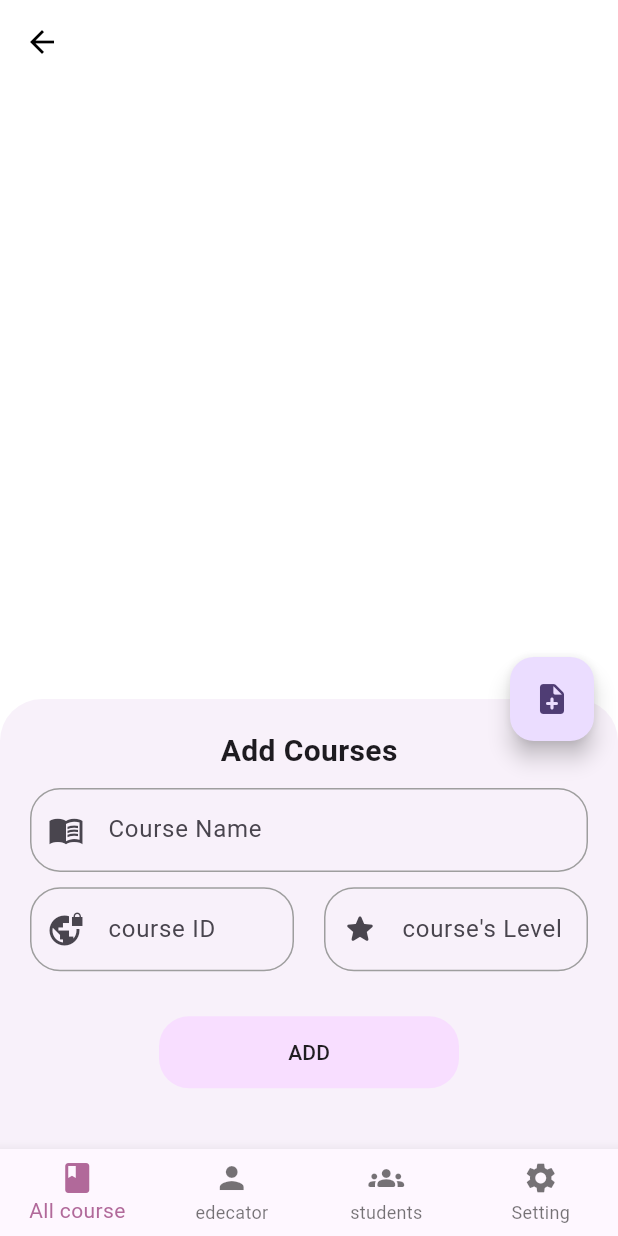
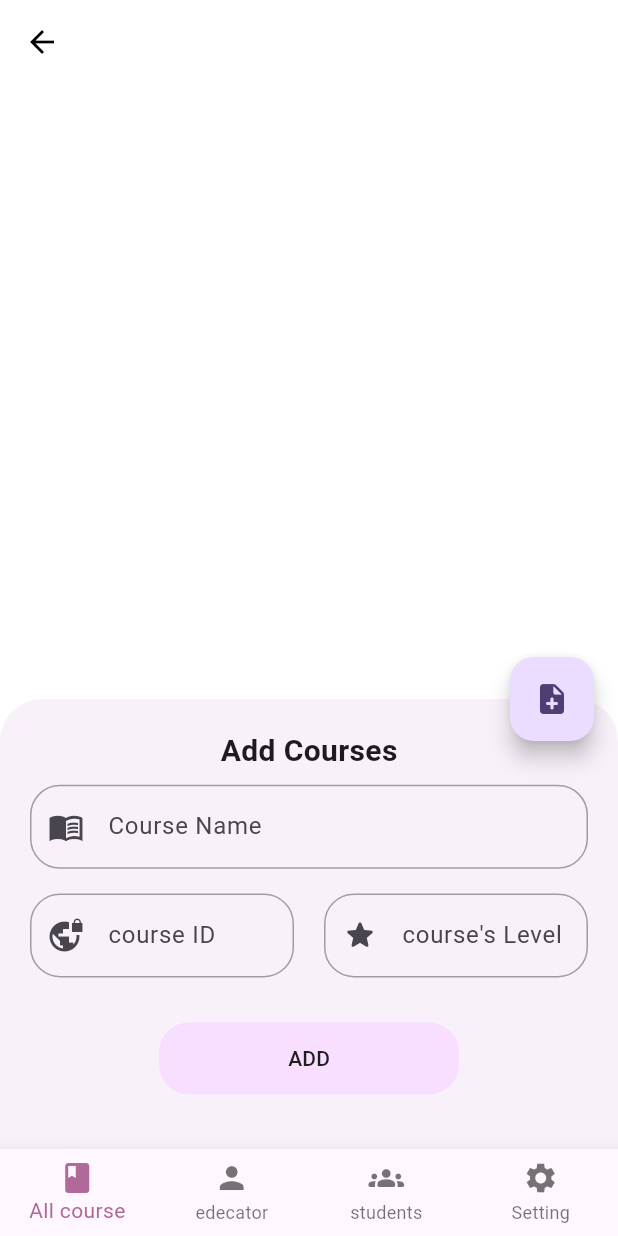
Before and after one commit to AyaSayed3/sa7a7, a Flutter app: the screen it shows after launch, after a tap on the "note add" icon, on a phone screen of 412 x 824 dp. Run offline on Flutter 3.47's test engine with Material 3 defaults, Android fonts, the light colour scheme and no system bars; our stand-ins replace awesome_dialog, cloud_firestore, firebase_auth, firebase_core, flutter_svg, sqflite; accounts and stored records are empty.

Commit message:
the final version without cubit

```diff
--- a/lib/layout/admin_layout.dart
+++ b/lib/layout/admin_layout.dart
@@ -1,8 +1,7 @@
 import 'package:flutter/material.dart';
-import 'package:flutter_bloc/flutter_bloc.dart';
 import 'package:sa7a7/layout/amdin_layout/cubit/cubit.dart';
-import 'package:sa7a7/layout/amdin_layout/cubit/states.dart';
 import 'package:sa7a7/models/shared/componantes/back_ground2.dart';
+import 'package:sa7a7/models/shared/componantes/companantes.dart';
 import 'package:sqflite/sqflite.dart';
 
 class AdminHomePage extends StatefulWidget {
@@ -13,7 +12,7 @@
 }
 
 class _AdminHomePageState extends State<AdminHomePage> {
-  bool isButtomSheetShown = false;
+
   late Database database;
 
   @override
@@ -24,26 +23,33 @@
 
   @override
   Widget build(BuildContext context1) {
-    var cubit = AdminCubit.get(context);
+    var scaffoldKey = GlobalKey<ScaffoldState>();
+   // var cubit = Adminget(context);
 
-    return BlocConsumer<AdminCubit, AdminStates>(
-      builder: (BuildContext context, state) {
+
+
         return Background(
           child: Scaffold(
             appBar: AppBar(),
-            key: cubit.scaffoldKey,
+           key: scaffoldKey,
             bottomNavigationBar: BottomNavigationBar(
-              currentIndex: cubit.currentIndex,
+              currentIndex: currentIndex,
               onTap: (index) {
-                cubit.changeBottomNaveBar(index);
+                changeBottomNaveBar(index);
+                setState(() {
+
+                });
               },
-              items: cubit.bottomItems,
+              items: bottomItems,
             ),
-            body: cubit.screens[cubit.currentIndex],
-            floatingActionButton: Visibility(
-              visible: cubit.isVisable(cubit.currentIndex),
+             floatingActionButton: Visibility(
+              visible: isVisable(currentIndex),
               child: FloatingActionButton(
                   onPressed: () {
+
+
+
+
                     if (isButtomSheetShown) {
 
                          Navigator.pop(context);
@@ -53,34 +59,47 @@
 
                           });
                     } else {
-                      cubit.scaffoldKey.currentState!
-                          .showBottomSheet((context) {
-                        if (cubit.currentIndex == 0) {
-                          return cubit.ActionButtonCourse(context);
-                        } else if (cubit.currentIndex == 1) {
+                      scaffoldKey.currentState!.showBottomSheet((context) {
+    //                      showModalBottomSheet(
+    //   backgroundColor: Colors.white,
+    //   shape: const RoundedRectangleBorder(
+    //       borderRadius: BorderRadius.vertical(top: Radius.circular(30))),
+    //   context: context,
+    //   builder: (context) {
+
+    //   },
+    // );
+                        if (currentIndex == 0) {
+                          return ActionButtonCourse(context);
+                        } else if (currentIndex == 1) {
                           return Container(
                             height: 100,
                             color: Colors.grey,
                           );
                         }
-                        if (cubit.currentIndex == 2) {
+                        if (currentIndex == 2) {
                           return Container(
                             height: 100,
                             color: Colors.pink,
                           );
                         }
-                        return cubit.screens[3];
+                        return screens[3];
                       });
-                      isButtomSheetShown = true;
+                     isButtomSheetShown = true;
                     }
                   },
-                  child: cubit.icons[cubit.currentIndex]),
+                  child: icons[currentIndex]),
             ),
+
+
+
+            body: screens[currentIndex],
+
+
           ),
         );
-      },
-      listener: (BuildContext context, state) {},
-    );
+
+
   }
 
 
--- a/lib/layout/amdin_layout/cubit/cubit.dart
+++ b/lib/layout/amdin_layout/cubit/cubit.dart
@@ -1,20 +1,22 @@
 import 'package:flutter/material.dart';
-import 'package:flutter_bloc/flutter_bloc.dart';
-import 'package:sa7a7/layout/amdin_layout/cubit/states.dart';
+// import 'package:flutter_bloc/flutter_bloc.dart';
+// import 'package:sa7a7/layout/amdin_layout/cubit/states.dart';
 import 'package:sa7a7/models/add_edecatour/add_edecator.dart';
 import 'package:sa7a7/models/add_students/add_students.dart';
 import 'package:sa7a7/models/all_cources_page/action_logic_od_bottom_navi.dart';
 import 'package:sa7a7/models/all_cources_page/all_courses.dart';
 import 'package:sa7a7/models/setting_page/setting.dart';
 
-class AdminCubit extends Cubit<AdminStates> {
-  AdminCubit() : super(AdminInitialState());
+// class AdminCubit extends Cubit<AdminStates> {
+//   AdminCubit() : super(AdminInitialState());
 
-  static AdminCubit get(context) => BlocProvider.of(context);
+//   static AdminCubit get(context) => BlocProvider.of(context);
 
   int currentIndex = 0;
-  var scaffoldKey = GlobalKey<ScaffoldState>();
-      var nameController = TextEditingController();
+
+    // var scaffoldKey = GlobalKey<ScaffoldState>();
+
+    var nameController = TextEditingController();
     var idController = TextEditingController();
     var levelController = TextEditingController();
 
@@ -31,7 +33,7 @@
   ];
 
   List<Widget> screens = [
-    const AllCoursesPage(),
+    const AllCoursesScreen(),
     const AddEdecatorPage(),
     const AddStudentsPage(),
     const AdminSettingPage(),
@@ -47,12 +49,12 @@
   Widget ActionButtonCourse(BuildContext context) {
 
 
-    return LogicOfBottomNavigationAction(nameController: nameController, idController: idController, levelController: levelController);
+    return LogicOfBottomNavigationAction();
   }
 
   void changeBottomNaveBar(int index) {
     currentIndex = index;
-    emit(AdminBottomNafState());
+    // emit(AdminBottomNafState());
   }
 
   bool isVisable(int index) {
@@ -65,4 +67,4 @@
 
 
 
-}
+// }
--- a/lib/layout/amdin_layout/cubit/states.dart
+++ b/lib/layout/amdin_layout/cubit/states.dart
@@ -1,6 +1,6 @@
 abstract class AdminStates{}
 
-class AdminInitialState extends AdminStates{}
+// class AdminInitialState extends AdminStates{}
 
-class AdminBottomNafState extends AdminStates{}
-class AddCouresState extends AdminStates{}
+// class AdminBottomNafState extends AdminStates{}
+// class AddCouresState extends AdminStates{}
--- a/lib/main.dart
+++ b/lib/main.dart
@@ -2,9 +2,7 @@
 import 'package:firebase_core/firebase_core.dart';
 import 'package:flutter/material.dart';
 import 'package:flutter/services.dart';
-import 'package:flutter_bloc/flutter_bloc.dart';
 import 'package:sa7a7/layout/admin_layout.dart';
-import 'package:sa7a7/layout/amdin_layout/cubit/cubit.dart';
 
 import 'firebase_options.dart';
 
@@ -41,9 +39,7 @@
 
   @override
   Widget build(BuildContext context) {
-    return BlocProvider(
-      create: (context) => AdminCubit(),
-      child: MaterialApp(
+    return MaterialApp(
       debugShowCheckedModeBanner: false,
       theme: ThemeData(
         colorScheme: ColorScheme.fromSeed(seedColor: Colors.deepPurple),
@@ -68,7 +64,6 @@
       ),
       /*home: HomeScreen(),*/
       home: const AdminHomePage(),
-      ),
     );
   }
 }
--- a/lib/models/all_cources_page/action_logic_od_bottom_navi.dart
+++ b/lib/models/all_cources_page/action_logic_od_bottom_navi.dart
@@ -1,20 +1,16 @@
 
 import 'package:cloud_firestore/cloud_firestore.dart';
 import 'package:flutter/material.dart';
-import 'package:sa7a7/models/all_cources_page/all_courses.dart';
+import 'package:sa7a7/layout/admin_layout.dart';
 import 'package:sa7a7/models/shared/componantes/companantes.dart';
 
 class LogicOfBottomNavigationAction extends StatefulWidget {
   const LogicOfBottomNavigationAction({
     super.key,
-    required this.nameController,
-    required this.idController,
-    required this.levelController,
+
   });
 
-  final TextEditingController nameController;
-  final TextEditingController idController;
-  final TextEditingController levelController;
+
 
   @override
   State<LogicOfBottomNavigationAction> createState() => _LogicOfBottomNavigationActionState();
@@ -42,12 +38,13 @@
 
   @override
   Widget build(BuildContext context) {
-    var formKey = GlobalKey<FormState>();
+
     return SizedBox(
       height: 300,
       // width: double.infinity,
+      child: SafeArea(
         child: Form(
-        key: formKey,
+         key: formKeyAddCourse,
           child: Padding(
             padding:  const EdgeInsets.all(20.0),
             child: Column(
@@ -73,8 +70,9 @@
                     }
                     return null;
                   },
+
                 ),
-              const Spacer(flex: 1),
+                const Spacer(flex: 2),
                 Row(
                   children: [
                     Expanded(
@@ -111,17 +109,31 @@
                  const SizedBox(height: 30),
                 defaultButton(
                   width: 200,
-                onPressedFunction: () {
+                  onPressedFunction: () async{
 
-                  if (formKey.currentState!.validate()) {
+                    if (formKeyAddCourse.currentState!.validate()) {
                       addCourses();
-                    Navigator.pop(
-                        context  ,
-                        MaterialPageRoute(
-                          builder: (context) => const AllCoursesPage(
-                          ),
-                        ));
 
+                      await getData(context: context).then((value) {
+                        clearMethod();
+
+                      Navigator.pop(context);
+                      Navigator.pushReplacement(context, MaterialPageRoute(builder: (context) =>const AdminHomePage() ));
+                      });
+
+
+                      // Navigator.pop(
+                      //     context  ,
+                      //     MaterialPageRoute(
+                      //       builder: (context) => const AdminHomePage(),
+
+                      //     )
+                      //     );
+
+
+                      //      setState(() {
+
+                      // });
                     }
 
 
@@ -133,6 +145,21 @@
             ),
           ),
         ),
+      ),
     );
   }
 }
+
+
+
+
+
+  //  getData() async {
+  //   QuerySnapshot querySnapshot = await FirebaseFirestore.instance.collection('Courses').get();
+  //   dataCourse.addAll(querySnapshot.docs);
+  //   isLoading = false;
+  //   // setState(() {
+
+  //   // });
+
+  // }
--- a/lib/models/all_cources_page/all_courses.dart
+++ b/lib/models/all_cources_page/all_courses.dart
@@ -1,38 +1,50 @@
+import 'package:awesome_dialog/awesome_dialog.dart';
 import 'package:cloud_firestore/cloud_firestore.dart';
 import 'package:flutter/material.dart';
+import 'package:sa7a7/layout/admin_layout.dart';
+import 'package:sa7a7/models/shared/componantes/companantes.dart';
 
-class AllCoursesPage extends StatefulWidget {
-  const AllCoursesPage({
+class AllCoursesScreen extends StatefulWidget {
+  const AllCoursesScreen({
     super.key,
   });
 
   @override
-  State<AllCoursesPage> createState() => _AllCoursesPageState();
+  State<AllCoursesScreen> createState() => _AllCoursesScreenState();
 }
 
-class _AllCoursesPageState extends State<AllCoursesPage> {
-  List<QueryDocumentSnapshot> dataCourse = [];
-  bool isLoading = true;
+class _AllCoursesScreenState extends State<AllCoursesScreen> {
 
-  getData() async {
-    QuerySnapshot querySnapshot =
-        await FirebaseFirestore.instance.collection('Courses').get();
-    dataCourse.addAll(querySnapshot.docs);
-    isLoading = false;
-    setState(() {});
-  }
+  //  List<QueryDocumentSnapshot> dataCourse = [];
+  // bool isLoading = true;
+
+  //  getData() async {
+  //   QuerySnapshot querySnapshot = await FirebaseFirestore.instance.collection('Courses').get();
+  //   dataCourse.addAll(querySnapshot.docs);
+  //   isLoading = false;
+  //   setState(() {
+
+  //   });
+
+  // }
+
+
 
   @override
   void initState() {
     super.initState();
-    getData();
+    getData(context: context).then((value) {
+       setState(() {
+
+    });
+    });
+
   }
 
   @override
   Widget build(BuildContext context) {
     return isLoading
-        ? const Center(
-            child:CircularProgressIndicator())
+        ? const Center(child: CircularProgressIndicator())
         : GridView.builder(
             gridDelegate: const SliverGridDelegateWithFixedCrossAxisCount(
                 crossAxisCount: 2, mainAxisExtent: 160),
@@ -40,6 +52,31 @@
             itemBuilder: (context, index) {
               return Padding(
                 padding: const EdgeInsets.symmetric(horizontal: 10),
+                child: InkWell(
+                  onLongPress: () {
+                    AwesomeDialog(
+                            context: context,
+                            dialogType: DialogType.warning,
+                            animType: AnimType.rightSlide,
+                            title: 'Worning',
+                            desc: 'Are You Sure about Dlete this Course..',
+                            btnOkOnPress: () async {
+                              await FirebaseFirestore.instance
+                                  .collection('Courses')
+                                  .doc(dataCourse[index].id)
+                                  .delete();
+
+                                  setState(() {});
+
+                              Navigator.pushReplacement(
+                                  context,
+                                  MaterialPageRoute(
+                                      builder: (context) =>
+                                          const AdminHomePage()));
+                            },
+                            btnCancelOnPress: () {})
+                        .show();
+                  },
                   child: Card(
                     child: Container(
                       padding: const EdgeInsets.all(10),
@@ -50,8 +87,11 @@
                             height: 100,
                           ),
                           const SizedBox(height: 10),
-                        Text("${dataCourse[index]['Course_Name']}"),
+                          Text("${dataCourse[index]['Course_Name']}",
+                          overflow: TextOverflow.ellipsis,
+                          ),
                         ],
+                      ),
                     ),
                   ),
                 ),
--- a/lib/models/setting_page/setting.dart
+++ b/lib/models/setting_page/setting.dart
@@ -5,6 +5,6 @@
 
   @override
   Widget build(BuildContext context) {
-    return const Center(child: Text('Setting Page'));
+    return const Center(child: Text('Setting Page',style: TextStyle(color: Colors.black),));
   }
 }
--- a/lib/models/shared/componantes/companantes.dart
+++ b/lib/models/shared/componantes/companantes.dart
@@ -1,3 +1,4 @@
+import 'package:cloud_firestore/cloud_firestore.dart';
 import 'package:flutter/material.dart';
 
 Widget defaultButton(
@@ -102,7 +103,50 @@
 
 var passwordController = TextEditingController();
  GlobalKey<FormState> formKey = GlobalKey<FormState>();
-   var scaffoldKey = GlobalKey<ScaffoldState>();
+
+
+
   var nameController = TextEditingController();
   var idController = TextEditingController();
   var levelController = TextEditingController();
+
+  clearMethod(){
+
+   nameController.clear();
+   idController.clear() ;
+   levelController.clear();
+  }
+
+
+
+
+  var formKeyAddCourse = GlobalKey<FormState>();
+
+  bool isButtomSheetShown = false;
+
+   List <QueryDocumentSnapshot> dataCourse = [];
+  bool isLoading = true;
+  int count=0;
+   Future<void> getData({required BuildContext context}) async {
+    count++;
+            print("///////////////////////count\\\\\\\\\\\\\\\\\\\\\\");
+        print("${count}");
+        print("///////////////////////count\\\\\\\\\\\\\\\\\\\\\\");
+    QuerySnapshot querySnapshot = await FirebaseFirestore.instance.collection('Courses').get();
+    dataCourse.clear();
+    dataCourse.addAll(querySnapshot.docs);
+    isLoading = false;
+    isButtomSheetShown=false;
+
+     print("///////////////////////dataCourse.length\\\\\\\\\\\\\\\\\\\\\\");
+        print("${dataCourse.length}");
+        print("///////////////////////dataCourse.length\\\\\\\\\\\\\\\\\\\\\\");
+    //Navigator.pop(context);
+
+    // setState(() {
+
+    // });
+
+
+
+  }
```
Lines whose indentation alone changed are shown as unchanged.
